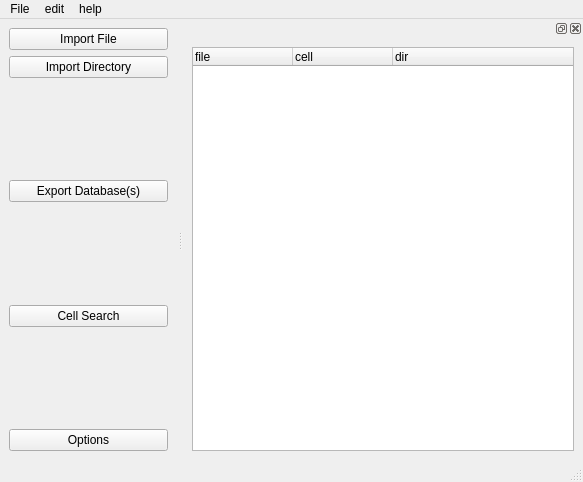
Above: stdb_main.ui from dkratzert/StructureFinder before the change. Below: the same form after it.
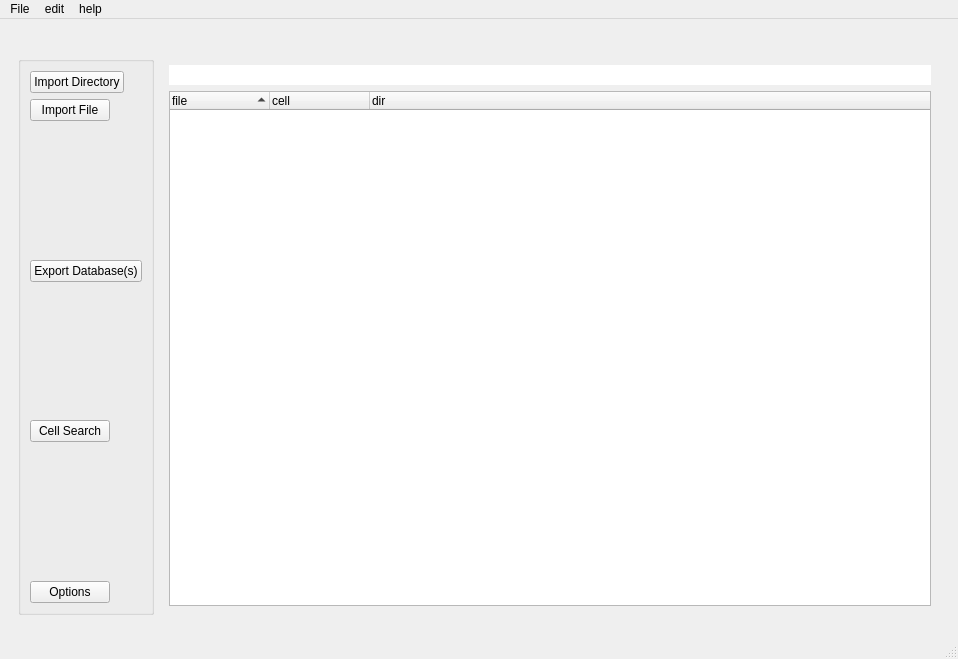
That is the form after the change.

Diff of the .ui file:
```diff
--- a/stdb_main.ui
+++ b/stdb_main.ui
@@ -7,8 +7,8 @@
    <rect>
     <x>0</x>
     <y>0</y>
-    <width>583</width>
-    <height>482</height>
+    <width>958</width>
+    <height>659</height>
    </rect>
   </property>
   <property name="windowTitle">
@@ -17,26 +17,82 @@
   <widget class="QWidget" name="centralwidget">
    <layout class="QHBoxLayout" name="horizontalLayout">
     <item>
-     <layout class="QVBoxLayout" name="verticalLayout">
-      <property name="sizeConstraint">
-       <enum>QLayout::SetDefaultConstraint</enum>
+     <widget class="QDockWidget" name="dataDock">
+      <property name="sizePolicy">
+       <sizepolicy hsizetype="MinimumExpanding" vsizetype="MinimumExpanding">
+        <horstretch>0</horstretch>
+        <verstretch>0</verstretch>
+       </sizepolicy>
       </property>
-      <item>
-       <widget class="QPushButton" name="importFileButton">
-        <property name="text">
-         <string>Import File</string>
-        </property>
-       </widget>
-      </item>
-      <item>
+      <property name="minimumSize">
+       <size>
+        <width>400</width>
+        <height>345</height>
+       </size>
+      </property>
+      <property name="floating">
+       <bool>false</bool>
+      </property>
+      <property name="features">
+       <set>QDockWidget::DockWidgetMovable</set>
+      </property>
+      <widget class="QWidget" name="dockWidgetContents_3">
+       <property name="sizePolicy">
+        <sizepolicy hsizetype="Expanding" vsizetype="Expanding">
+         <horstretch>6</horstretch>
+         <verstretch>6</verstretch>
+        </sizepolicy>
+       </property>
+       <property name="minimumSize">
+        <size>
+         <width>100</width>
+         <height>100</height>
+        </size>
+       </property>
+       <layout class="QGridLayout" name="gridLayout_2">
+        <property name="bottomMargin">
+         <number>13</number>
+        </property>
+        <item row="1" column="0">
+         <widget class="QGroupBox" name="groupBox">
+          <property name="sizePolicy">
+           <sizepolicy hsizetype="Fixed" vsizetype="MinimumExpanding">
+            <horstretch>0</horstretch>
+            <verstretch>0</verstretch>
+           </sizepolicy>
+          </property>
+          <property name="title">
+           <string/>
+          </property>
+          <layout class="QGridLayout" name="gridLayout">
+           <item row="0" column="0">
        <widget class="QPushButton" name="importDirButton">
+             <property name="sizePolicy">
+              <sizepolicy hsizetype="Fixed" vsizetype="Fixed">
+               <horstretch>0</horstretch>
+               <verstretch>0</verstretch>
+              </sizepolicy>
+             </property>
         <property name="text">
          <string>Import Directory</string>
         </property>
        </widget>
       </item>
-      <item>
-       <spacer name="verticalSpacer">
+           <item row="1" column="0">
+            <widget class="QPushButton" name="importFileButton">
+             <property name="sizePolicy">
+              <sizepolicy hsizetype="Fixed" vsizetype="Fixed">
+               <horstretch>0</horstretch>
+               <verstretch>0</verstretch>
+              </sizepolicy>
+             </property>
+             <property name="text">
+              <string>Import File</string>
+             </property>
+            </widget>
+           </item>
+           <item row="2" column="0">
+            <spacer name="verticalSpacer_3">
         <property name="orientation">
          <enum>Qt::Vertical</enum>
         </property>
@@ -48,14 +104,20 @@
         </property>
        </spacer>
       </item>
-      <item>
+           <item row="3" column="0">
        <widget class="QPushButton" name="exportButton">
+             <property name="sizePolicy">
+              <sizepolicy hsizetype="Fixed" vsizetype="Fixed">
+               <horstretch>0</horstretch>
+               <verstretch>0</verstretch>
+              </sizepolicy>
+             </property>
         <property name="text">
          <string>Export Database(s)</string>
         </property>
        </widget>
       </item>
-      <item>
+           <item row="4" column="0">
        <spacer name="verticalSpacer_2">
         <property name="orientation">
          <enum>Qt::Vertical</enum>
@@ -68,15 +130,21 @@
         </property>
        </spacer>
       </item>
-      <item>
+           <item row="5" column="0">
        <widget class="QPushButton" name="searchButton">
+             <property name="sizePolicy">
+              <sizepolicy hsizetype="Fixed" vsizetype="Fixed">
+               <horstretch>0</horstretch>
+               <verstretch>0</verstretch>
+              </sizepolicy>
+             </property>
         <property name="text">
          <string>Cell Search</string>
         </property>
        </widget>
       </item>
-      <item>
-       <spacer name="verticalSpacer_3">
+           <item row="6" column="0">
+            <spacer name="verticalSpacer">
         <property name="orientation">
          <enum>Qt::Vertical</enum>
         </property>
@@ -88,14 +156,79 @@
         </property>
        </spacer>
       </item>
-      <item>
+           <item row="7" column="0">
        <widget class="QPushButton" name="optionsButton">
+             <property name="sizePolicy">
+              <sizepolicy hsizetype="Fixed" vsizetype="Fixed">
+               <horstretch>0</horstretch>
+               <verstretch>0</verstretch>
+              </sizepolicy>
+             </property>
         <property name="text">
          <string>Options</string>
         </property>
        </widget>
       </item>
      </layout>
+         </widget>
+        </item>
+        <item row="1" column="1">
+         <widget class="QStackedWidget" name="stackedWidget">
+          <property name="currentIndex">
+           <number>0</number>
+          </property>
+          <widget class="QWidget" name="importResults" native="true">
+           <layout class="QVBoxLayout" name="verticalLayout">
+            <item>
+             <widget class="QLineEdit" name="relocate_lineEdit">
+              <property name="frame">
+               <bool>false</bool>
+              </property>
+             </widget>
+            </item>
+            <item>
+             <widget class="QTreeWidget" name="cifList_treeWidget">
+              <property name="sizePolicy">
+               <sizepolicy hsizetype="MinimumExpanding" vsizetype="Expanding">
+                <horstretch>6</horstretch>
+                <verstretch>6</verstretch>
+               </sizepolicy>
+              </property>
+              <property name="verticalScrollBarPolicy">
+               <enum>Qt::ScrollBarAsNeeded</enum>
+              </property>
+              <property name="horizontalScrollBarPolicy">
+               <enum>Qt::ScrollBarAsNeeded</enum>
+              </property>
+              <property name="sortingEnabled">
+               <bool>true</bool>
+              </property>
+              <column>
+               <property name="text">
+                <string>file</string>
+               </property>
+              </column>
+              <column>
+               <property name="text">
+                <string>cell</string>
+               </property>
+              </column>
+              <column>
+               <property name="text">
+                <string>dir</string>
+               </property>
+              </column>
+             </widget>
+            </item>
+           </layout>
+          </widget>
+          <widget class="QWidget" name="refinement_edit_page"/>
+          <widget class="QWidget" name="stackedWidgetPage2" native="true"/>
+         </widget>
+        </item>
+       </layout>
+      </widget>
+     </widget>
     </item>
    </layout>
   </widget>
@@ -104,7 +237,7 @@
     <rect>
      <x>0</x>
      <y>0</y>
-     <width>583</width>
+     <width>958</width>
      <height>22</height>
     </rect>
    </property>
@@ -135,55 +268,6 @@
    <addaction name="menuHelp"/>
   </widget>
   <widget class="QStatusBar" name="statusbar"/>
-  <widget class="QDockWidget" name="dataDock">
-   <property name="sizePolicy">
-    <sizepolicy hsizetype="Preferred" vsizetype="Preferred">
-     <horstretch>0</horstretch>
-     <verstretch>0</verstretch>
-    </sizepolicy>
-   </property>
-   <property name="minimumSize">
-    <size>
-     <width>400</width>
-     <height>345</height>
-    </size>
-   </property>
-   <property name="floating">
-    <bool>false</bool>
-   </property>
-   <attribute name="dockWidgetArea">
-    <number>2</number>
-   </attribute>
-   <widget class="QWidget" name="dockWidgetContents_3">
-    <layout class="QVBoxLayout" name="verticalLayout_2">
-     <item>
-      <widget class="QTreeWidget" name="cifs_treeWidget">
-       <property name="sizePolicy">
-        <sizepolicy hsizetype="Preferred" vsizetype="Preferred">
-         <horstretch>0</horstretch>
-         <verstretch>0</verstretch>
-        </sizepolicy>
-       </property>
-       <column>
-        <property name="text">
-         <string>file</string>
-        </property>
-       </column>
-       <column>
-        <property name="text">
-         <string>cell</string>
-        </property>
-       </column>
-       <column>
-        <property name="text">
-         <string>dir</string>
-        </property>
-       </column>
-      </widget>
-     </item>
-    </layout>
-   </widget>
-  </widget>
   <action name="actionExit">
    <property name="text">
     <string>Exit</string>
```
Lines whose indentation alone changed are shown as unchanged.
